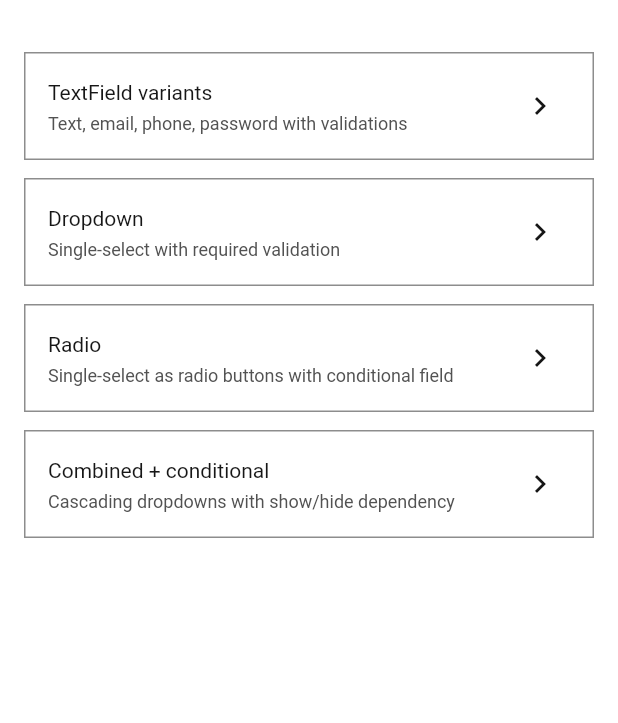
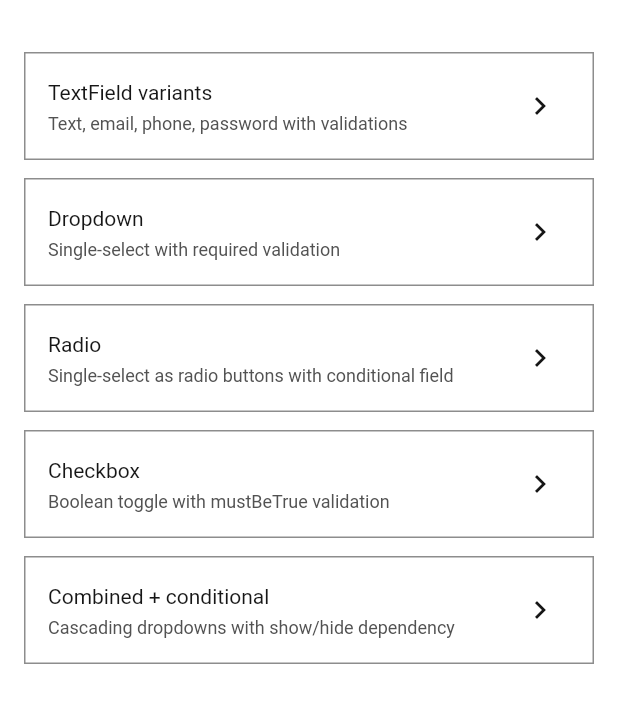
Before and after one commit to Asif-Faizal/Flutter-Form-Engine, a Flutter app: the screen it shows after launch, on a phone screen of 412 x 824 dp, the part 56-779 px from its top. Run offline on Flutter 3.47's test engine with Material 3 defaults, Android fonts, the phone set to English and light mode, and no system bars; our stand-ins replace equatable, flutter_bloc, get_it; Roboto replaces fonts that are missing (IBMPlexSans).

```diff
--- a/example/lib/screens/home_screen.dart
+++ b/example/lib/screens/home_screen.dart
@@ -1,5 +1,6 @@
 import 'package:flutter/material.dart';
 
+import 'checkbox_demo_screen.dart';
 import 'combined_demo_screen.dart';
 import 'dropdown_demo_screen.dart';
 import 'radio_demo_screen.dart';
@@ -46,6 +47,16 @@ class HomeScreen extends StatelessWidget {
             ),
           ),
           _DemoTile(
+            title: 'Checkbox',
+            subtitle: 'Boolean toggle with mustBeTrue validation',
+            onTap: () => Navigator.push(
+              context,
+              MaterialPageRoute(
+                builder: (_) => const CheckboxDemoScreen(),
+              ),
+            ),
+          ),
+          _DemoTile(
             title: 'Combined + conditional',
             subtitle: 'Cascading dropdowns with show/hide dependency',
             onTap: () => Navigator.push(
--- a/lib/flutter_form_engine.dart
+++ b/lib/flutter_form_engine.dart
@@ -40,7 +40,9 @@ export 'src/registry/widget_registry.dart';
 export 'src/widgets/form_engine_widget.dart';
 export 'src/widgets/fields/base_field_widget.dart';
 export 'src/widgets/fields/text_field_widget.dart';
+export 'src/widgets/fields/checkbox_field_widget.dart';
 export 'src/widgets/fields/dropdown_field_widget.dart';
+export 'src/widgets/fields/multi_select_field_widget.dart';
 export 'src/widgets/fields/radio_field_widget.dart';
 
 // DI
--- a/lib/src/di/form_engine_locator.dart
+++ b/lib/src/di/form_engine_locator.dart
@@ -9,7 +9,9 @@ import '../validation/field_validator.dart';
 import '../validation/validation_rule_registry.dart';
 import '../options/dependent_options_resolver.dart';
 import '../theme/form_engine_theme.dart';
+import '../widgets/fields/checkbox_field_widget.dart';
 import '../widgets/fields/dropdown_field_widget.dart';
+import '../widgets/fields/multi_select_field_widget.dart';
 import '../widgets/fields/radio_field_widget.dart';
 import '../widgets/fields/text_field_widget.dart';
 
@@ -138,6 +140,28 @@ abstract final class FormEngineLocator {
             resolvedOptions: resolvedOptions,
           ),
     );
+
+    registry.register(
+      FieldType.checkbox,
+      ({
+        required schema,
+        required value,
+        required error,
+        required enabled,
+        required onChanged,
+        required onFocusLost,
+        required resolvedOptions,
+      }) =>
+          CheckboxFieldWidget(
+            schema: schema,
+            value: value,
+            error: error,
+            enabled: enabled,
+            onChanged: onChanged,
+            onFocusLost: onFocusLost,
+            resolvedOptions: resolvedOptions,
+          ),
+    );
   }
 
   static FieldValidator get validator => _locator<FieldValidator>();
```
Also changed, not shown: example/lib/screens/multi_select_demo_screen.dart (added, +60 -0 lines), lib/src/widgets/fields/multi_select_field_widget.dart (added, +73 -0 lines), 1 other file.
